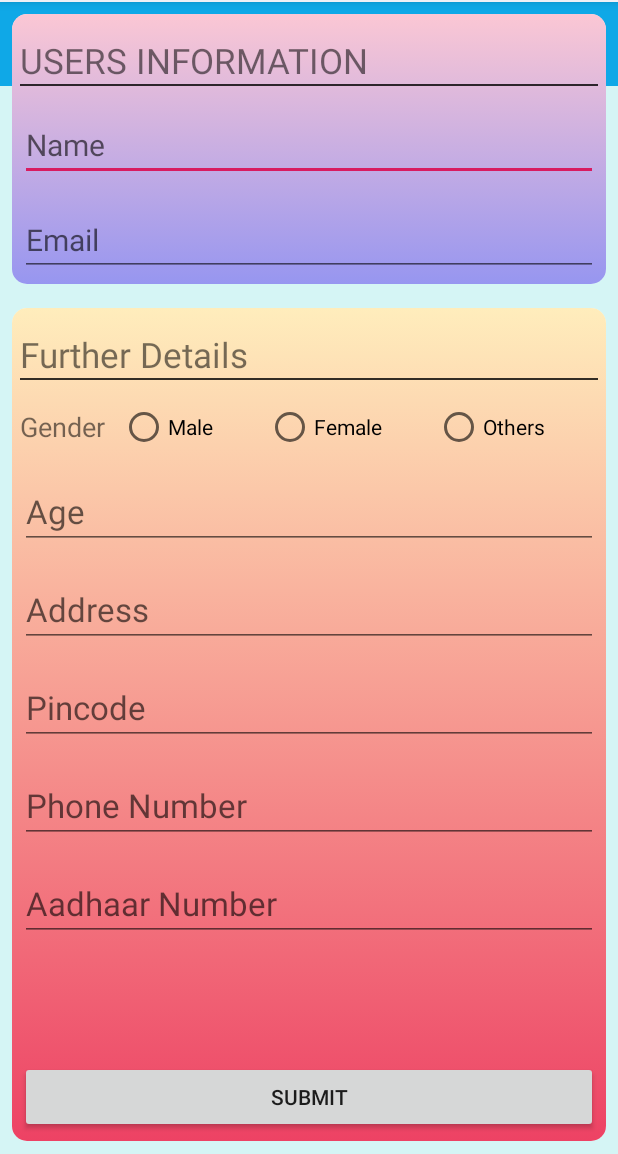
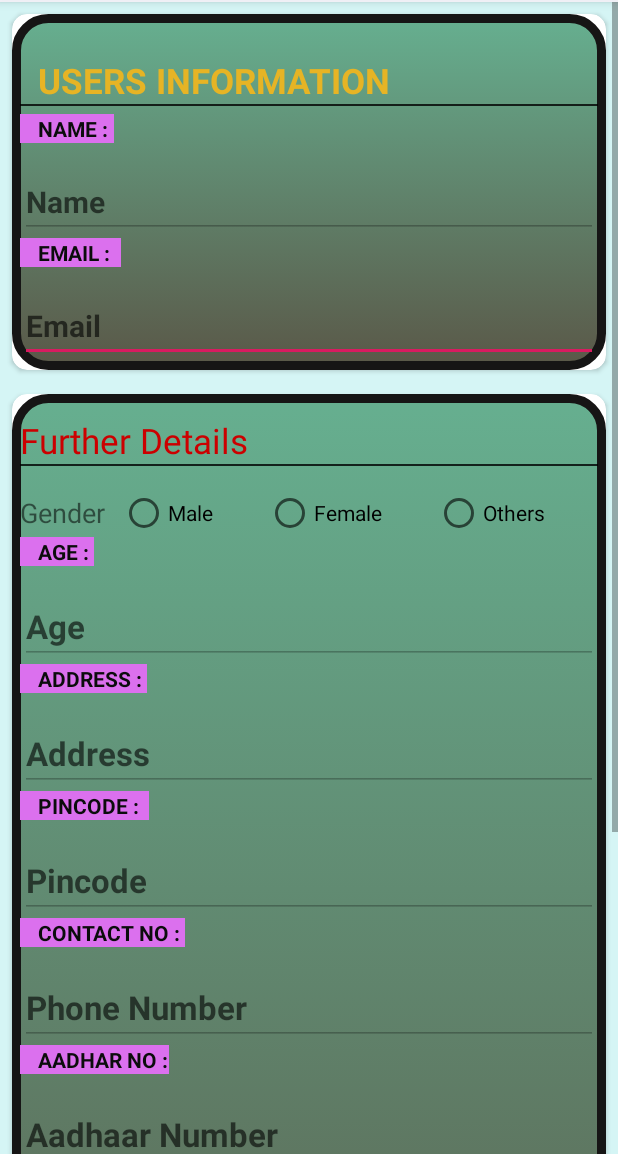
Before and after one commit to AakankshaKamal/Medicalshopmanagemt, an Android app: the UserProfile screen opened directly, with no data from a screen before it, on a phone screen of 412 x 824 dp, the part 82-1236 px from its top. Run offline under Robolectric (Android 15) with nearby library versions, the phone set to English and light mode, and no system bars; our stand-ins replace CircleImageView, Firebase (no records; nobody signed in at launch, a user with empty details on screens opened directly); 10 statements that could not run were skipped.

Commit message:
error_in_intent

```diff
--- a/app/src/main/java/com/example/medicalshopmanagemt/Register.java
+++ b/app/src/main/java/com/example/medicalshopmanagemt/Register.java
@@ -80,7 +80,10 @@ clbtn.setOnClickListener(new View.OnClickListener() {
                             Log.d("Success", "createUserWithEmail:success");
                             //FirebaseUser user = mauth.getCurrentUser();
                            // updateUI(user);
-startActivity(new Intent(Register.this, Dashboard.class));
+
+Intent intent= new Intent(Register.this, UserProfile.class);
+intent.putExtra("FLAG","empty");
+startActivity(intent);
 finish();
                 }
                 else
--- a/app/src/main/java/com/example/medicalshopmanagemt/UserProfile.java
+++ b/app/src/main/java/com/example/medicalshopmanagemt/UserProfile.java
@@ -30,10 +30,11 @@ import com.google.firebase.database.ValueEventListener;
 
 public class UserProfile extends AppCompatActivity {
 private EditText useremail;
-private Button btn;
+private Button sharebtn,updatebtn,okbtn;
 FirebaseAuth firebaseAuth;
 FirebaseUser firebaseUser;
 Menu menus;
+
 
     private String userId;
     //private CircleImageView profilePicture;
@@ -41,15 +42,16 @@ Menu menus;
     private EditText age, fathername, address, pin, phone, fax, aadhaar;
     private Button submit;
 
-
+String user_name;
     RadioGroup radioGroup;
-    //User user;
+    User user;
     //private static final String TAG = "AccountFragment";
     String gender = "";
     int flag = 0;
 private
     RadioButton lastButton;
     RadioButton radioButton,radioButton2,radioButton3;
+
 
     @Override
     public boolean onCreateOptionsMenu(Menu menu) {
@@ -89,7 +91,9 @@ private
     firebaseUser=firebaseAuth.getCurrentUser();
     useremail=findViewById(R.id.label_displayEmail);
     useremail.setText(firebaseUser.getEmail());
-
+sharebtn=findViewById(R.id.sharebtn);
+okbtn=findViewById(R.id.okbtn);
+updatebtn=findViewById(R.id.updatebtn);
 
         name = findViewById(R.id.label_displayName);
        // email = findViewById(R.id.label_displayEmail);
@@ -103,7 +107,19 @@ private
         aadhaar = findViewById(R.id.edit_aadhaar);
         radioGroup = findViewById(R.id.radioGroup);
         lastButton = findViewById(R.id.radio_others);
+        Intent intent = getIntent();
+//get the attached extras from the intent
+//we should use the same key as we used to attach the data.
+    // user_name = intent.getStringExtra("FLAG");
+      //  if(user_name.equals("EMPTY"))
+       // {flag=1;
+      //  Log.d("FLAG ",intent.getExtras().get("FLAG").toString());
+    //}
         radioGroup.setOnCheckedChangeListener(new RadioGroup.OnCheckedChangeListener() {
+
+
+
+
 
             @Override
             public void onCheckedChanged(RadioGroup group, int checkedId) {
@@ -114,13 +130,12 @@ private
             }
         });
         final FirebaseDatabase database = FirebaseDatabase.getInstance();
-
-        DatabaseReference ref = database.getReference("users/"+firebaseUser.getUid());
+        //if(flag==0) {
+            DatabaseReference ref = database.getReference("users/" + firebaseUser.getUid());
             ref.addValueEventListener(new ValueEventListener() {
                 @Override
                 public void onDataChange(DataSnapshot dataSnapshot) {
                     User user = dataSnapshot.getValue(User.class);
-                // System.out.println(post);
                     Log.d("AADHAR", user.getAadhaar());
                     aadhaar.setText(user.getAadhaar());
                     Log.d("Name", user.getName());
@@ -131,17 +146,53 @@ private
                     pin.setText(user.getPincode());
                     phone.setText(user.getPhone());
                     address.setText(user.getAddress());
+
                 }
-
                 @Override
                 public void onCancelled(@NonNull DatabaseError databaseError) {
 
-            }});
+                }
+            });
+       // }
+updatebtn.setOnClickListener(new View.OnClickListener() {
+    @Override
+    public void onClick(View v) {
+        submit.setVisibility(View.VISIBLE);
+        age.setEnabled(true);
+        aadhaar.setEnabled(true);
+        name.setEnabled(true);
+        pin.setEnabled(true);
+        phone.setEnabled(true);
+        address.setEnabled(true);
+    }
+});
+okbtn.setOnClickListener(new View.OnClickListener() {
+    @Override
+    public void onClick(View v) {
+        Intent intent=new Intent(UserProfile.this,Dashboard.class);
+        startActivity(intent);
+        finish();
+    }
+});
+age.setEnabled(false);
+        aadhaar.setEnabled(false);
+        name.setEnabled(false);
+        pin.setEnabled(false);
+        phone.setEnabled(false);
+        address.setEnabled(false);
 
-
+//        if(flag==1)
+//        { submit.setEnabled(true);
+//            age.setEnabled(true);
+//            aadhaar.setEnabled(true);
+//            name.setEnabled(true);
+//            pin.setEnabled(true);
+//            phone.setEnabled(true);
+//            address.setEnabled(true);}
 submit.setOnClickListener(new View.OnClickListener() {
     @Override
     public void onClick(View v) {
+
         String nameuser,ageuser,addressuser,pinuser,phoneno,adharno;
         nameuser=name.getText().toString().trim();
         ageuser=age.getText().toString().trim();
--- a/app/src/main/java/com/example/medicalshopmanagemt/ViewProfile.java
+++ b/app/src/main/java/com/example/medicalshopmanagemt/ViewProfile.java
@@ -32,10 +32,37 @@ public class ViewProfile extends AppCompatActivity {
             public void onDataChange(DataSnapshot dataSnapshot) {
                 User user = dataSnapshot.getValue(User.class);
                // System.out.println(post);
-                Log.d("AADHAR",user.getAadhaar());
-                Log.d("Name",user.getName());
-                Log.d("Age",user.getAge());
-                Log.d("email",user.getEmail());
+                if (user.getAadhaar().equals(""))
+                {}
+                else
+                    Log.d("AADHAR",user.getAadhaar());
+
+                if (user.getName().equals(""))
+                {}
+                else
+                    Log.d("Name", user.getName());
+
+                if (user.getAge().equals(""))
+                {}
+                else     Log.d("Age", user.getAge());
+                    //age.setText(user.getAge());
+                Log.d("email", user.getEmail());
+                if (user.getPincode().equals("")) {
+                    //    pin.setError("please enter email address");
+                    //  pin.requestFocus();}
+                }else
+                 //   pin.setText(user.getPincode());
+                if (user.getPhone().equals("")) {
+                    // phone.setError("please enter email address");
+                } //phone.requestFocus();}
+                else
+                    //phone.setText(user.getPhone());
+                if (user.getAddress().equals("")) {
+                    //   address.setError("please enter email address");
+                }// address.requestFocus();}
+                else {}
+                   // address.setText(user.getAddress());
+
 
 
             }
--- a/app/src/main/res/drawable/gradient_background.xml
+++ b/app/src/main/res/drawable/gradient_background.xml
@@ -6,10 +6,14 @@
         <shape>
             <gradient
                android:angle="90"
-                android:startColor="#9796f0"
-                android:endColor="#fbc7d4"
+                android:startColor="#5A5848"
+                android:endColor="#C438976E"
                 android:type="linear"
                 ></gradient>
+            <corners android:radius="21dp"
+                />
+            <stroke android:width="9px"
+                android:color="#161515" />
 
 
         </shape>
--- a/app/src/main/res/layout/activity_user_profile.xml
+++ b/app/src/main/res/layout/activity_user_profile.xml
@@ -1,21 +1,16 @@
 <?xml version="1.0" encoding="utf-8"?>
-<RelativeLayout xmlns:android="http://schemas.android.com/apk/res/android"
+<ScrollView xmlns:android="http://schemas.android.com/apk/res/android"
     xmlns:app="http://schemas.android.com/apk/res-auto"
     xmlns:tools="http://schemas.android.com/tools"
     android:layout_width="match_parent"
     android:layout_height="match_parent"
     android:background="#D5F5F5"
-
+android:orientation="vertical"
     tools:context=".UserProfile"
     >
-<androidx.appcompat.widget.Toolbar
-    android:layout_width="match_parent"
-    android:layout_height="wrap_content"
-    android:background="@color/Blue" />
 
-    <ScrollView
-        android:layout_width="match_parent"
-        android:layout_height="match_parent">
+
+
 
         <LinearLayout
             android:layout_width="match_parent"
@@ -44,9 +39,12 @@
                         android:layout_width="wrap_content"
                         android:layout_height="wrap_content"
 
-                        android:layout_marginTop="10dp"
+                        android:layout_marginTop="23dp"
                         android:text="USERS INFORMATION"
-                        android:textSize="23sp" />
+                        android:textSize="23sp"
+                        android:paddingLeft="12dp"
+                        android:textColor="@color/yellow"
+                        android:textStyle="bold"/>
 
                     <LinearLayout
                         android:id="@+id/line1"
@@ -57,6 +55,15 @@
 
                         android:background="#CC000000" />
 
+                    <TextView
+                        android:layout_marginTop="5dp"
+                        android:layout_width="wrap_content"
+                        android:layout_height="wrap_content"
+                        android:text="NAME : "
+                        android:paddingLeft="12dp"
+                        android:textColor="@color/Black"
+                        android:textStyle="bold"
+                        android:background="@color/purple"/>
                     <EditText
                         android:id="@+id/label_displayName"
                         android:layout_width="match_parent"
@@ -64,15 +71,28 @@
                         android:layout_marginTop="15dp"
                         android:hint="Name"
                         android:textSize="20sp"
+                        android:textStyle="bold"
+
+                        android:textColor="@color/Black"
                         android:layout_below="@id/line1" />
 
-
+                    <TextView
+                        android:layout_width="wrap_content"
+                        android:layout_height="wrap_content"
+                        android:text="EMAIL :  "
+                        android:textColor="@color/Black"
+                        android:textStyle="bold"
+                        android:paddingLeft="12dp"
+                        android:background="@color/purple"/>
                     <EditText
                         android:id="@+id/label_displayEmail"
                         android:layout_width="match_parent"
                         android:layout_height="match_parent"
                         android:layout_marginTop="15dp"
                         android:hint="Email"
+                        android:textStyle="bold"
+
+                        android:textColor="@color/Black"
                         android:textSize="20sp" />
 
                 </LinearLayout>
@@ -90,8 +110,9 @@
                     android:layout_width="match_parent"
                     android:layout_height="match_parent"
                     android:orientation="vertical"
-                    android:background="@drawable/grad"
-                    android:padding="5dp">
+                    android:background="@drawable/gradient_background"
+                    android:padding="5dp"
+                    >
 
                     <TextView
                         android:id="@+id/label_details"
@@ -99,6 +120,8 @@
                         android:layout_height="wrap_content"
                         android:layout_marginTop="10dp"
                         android:text="Further Details"
+
+                        android:textColor="@android:color/holo_red_dark"
                         android:textSize="23sp" />
 
                     <LinearLayout
@@ -111,6 +134,7 @@
                         android:layout_height="wrap_content"
                         android:layout_marginTop="15dp"
                         android:gravity="center_horizontal">
+
 
                         <TextView
                             android:layout_width="wrap_content"
@@ -152,7 +176,14 @@
                         </RadioGroup>
 
                     </LinearLayout>
-
+                    <TextView
+                        android:layout_width="wrap_content"
+                        android:layout_height="wrap_content"
+                        android:text="AGE : "
+                        android:textColor="@color/Black"
+                        android:textStyle="bold"
+                        android:paddingLeft="12dp"
+                        android:background="@color/purple"/>
                     <EditText
                         android:id="@+id/edit_age"
                         android:layout_width="match_parent"
@@ -160,10 +191,20 @@
                         android:layout_marginTop="15dp"
                         android:textSize="22dp"
                         android:hint="Age"
+                        android:textStyle="bold"
+
+                        android:textColor="@color/Black"
                         android:inputType="number" />
 
 
-
+                    <TextView
+                        android:layout_width="wrap_content"
+                        android:layout_height="wrap_content"
+                        android:text="ADDRESS : "
+                        android:textColor="@color/Black"
+                        android:textStyle="bold"
+                        android:background="@color/purple"
+                        android:paddingLeft="12dp" />
 
                     <EditText
                         android:textSize="22dp"
@@ -172,9 +213,19 @@
                         android:layout_height="wrap_content"
                         android:layout_marginTop="15dp"
                         android:hint="Address"
+                        android:textStyle="bold"
+
+                        android:textColor="@color/Black"
                         android:inputType="textMultiLine" />
 
-
+                    <TextView
+                        android:layout_width="wrap_content"
+                        android:layout_height="wrap_content"
+                        android:text="PINCODE :  "
+                        android:textColor="@color/Black"
+                        android:textStyle="bold"
+                        android:paddingLeft="12dp"
+                        android:background="@color/purple"/>
                     <EditText
                         android:textSize="22dp"
                         android:id="@+id/edit_pin"
@@ -182,19 +233,39 @@
                         android:layout_height="wrap_content"
                         android:layout_marginTop="15dp"
                         android:hint="Pincode"
+                        android:textStyle="bold"
+
+                        android:textColor="@color/Black"
                         android:inputType="number" />
-
+                    <TextView
+                        android:layout_width="wrap_content"
+                        android:layout_height="wrap_content"
+                        android:text="CONTACT NO : "
+                        android:textColor="@color/Black"
+                        android:textStyle="bold"
+                        android:paddingLeft="12dp"
+                        android:background="@color/purple"/>
                     <EditText
                         android:textSize="22dp"
                         android:id="@+id/edit_phone"
                         android:layout_width="match_parent"
                         android:layout_height="wrap_content"
                         android:layout_marginTop="15dp"
+                        android:textStyle="bold"
+
+                        android:textColor="@color/Black"
                         android:hint="Phone Number"
                         android:inputType="phone" />
 
 
-
+                    <TextView
+                        android:layout_width="wrap_content"
+                        android:layout_height="wrap_content"
+                        android:text="AADHAR NO :"
+                        android:textColor="@color/Black"
+                        android:textStyle="bold"
+                        android:paddingLeft="12dp"
+                        android:background="@color/purple"/>
                     <EditText
                         android:textSize="22dp"
                         android:id="@+id/edit_aadhaar"
@@ -202,13 +273,40 @@
                         android:layout_height="wrap_content"
                         android:layout_marginTop="15dp"
                         android:hint="Aadhaar Number"
+                        android:textStyle="bold"
+
+                        android:textColor="@color/Black"
                         android:layout_marginBottom="80dp"
                         android:inputType="number" />
+
+                    <Button
+                        android:id="@+id/okbtn"
+                        android:layout_width="match_parent"
+                        android:layout_height="wrap_content"
+                        android:text="OK (BACK TO DASHBOARD)"
+                        android:background="@drawable/for_yoy"/>
+                    <Button
+                        android:id="@+id/sharebtn"
+                        android:layout_width="match_parent"
+                        android:layout_height="wrap_content"
+                        android:text="SHARE PROFILE"
+                        android:background="@drawable/for_yoy"/>
+                    <Button
+                        android:id="@+id/updatebtn"
+                        android:layout_width="match_parent"
+                        android:layout_height="wrap_content"
+                        android:text="UPDATE PROFILE "
+                        android:background="@drawable/for_yoy"/>
+
                     <Button
                         android:id="@+id/submitbtn"
                         android:layout_width="match_parent"
                         android:layout_height="wrap_content"
-                        android:text="SUBMIT"/>
+                        android:text="SUBMIT"
+
+                        android:visibility="invisible"
+                        android:background="@drawable/for_yoy"/>
+
 
                 </LinearLayout>
 
@@ -220,5 +318,3 @@
         </LinearLayout>
 
     </ScrollView>
-
-</RelativeLayout>
```
Lines whose indentation alone changed are shown as unchanged.
